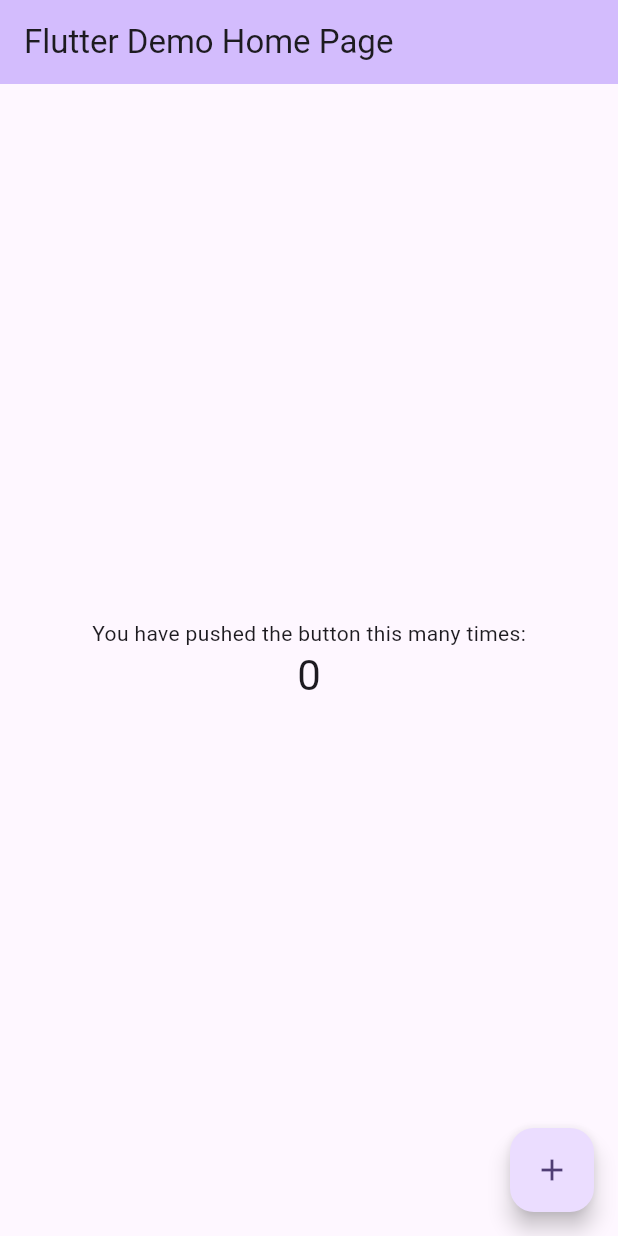
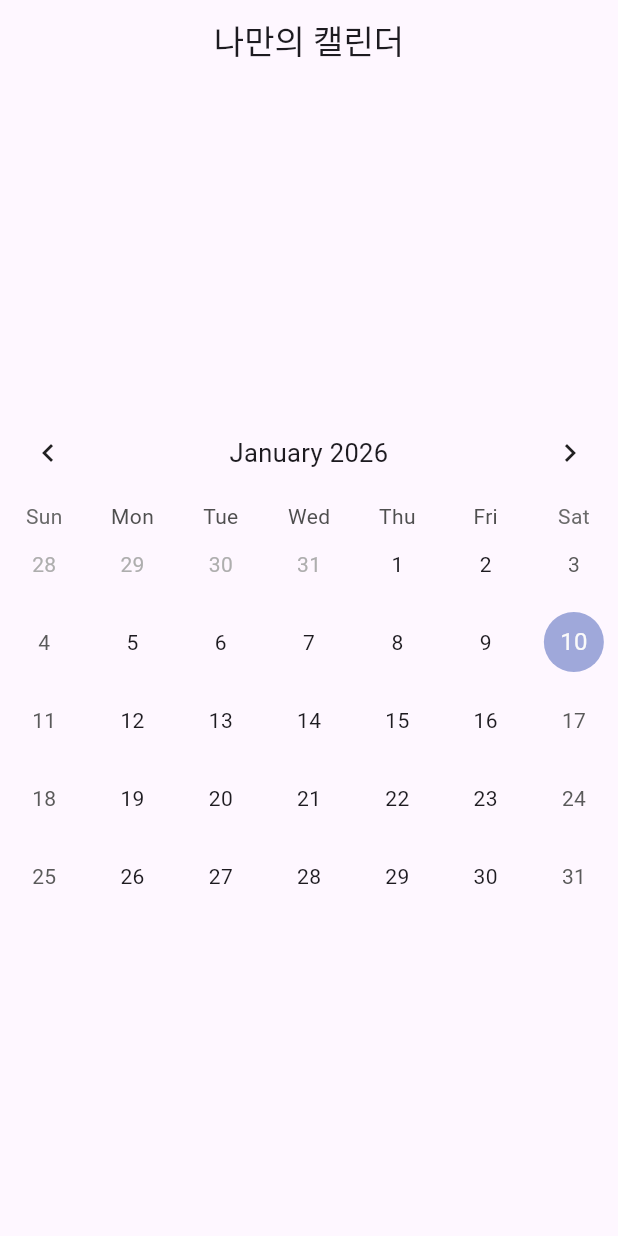
Before and after one commit to t-fox688/calendar-project, a Flutter app: the screen it shows after launch, on a phone screen of 412 x 824 dp. Run offline on Flutter 3.47's test engine with Material 3 defaults, Android fonts, the light colour scheme and no system bars; drawn by our look-alikes of table_calendar.

Commit message:
feat: 기본 달력 UI 라이브러리 적용

```diff
--- a/lib/main.dart
+++ b/lib/main.dart
@@ -1,4 +1,5 @@
 import 'package:flutter/material.dart';
+import 'package:table_calendar/table_calendar.dart';
 
 void main() {
   runApp(const MyApp());
@@ -7,115 +8,54 @@ void main() {
 class MyApp extends StatelessWidget {
   const MyApp({super.key});
 
-  // This widget is the root of your application.
   @override
   Widget build(BuildContext context) {
     return MaterialApp(
-      title: 'Flutter Demo',
+      title: 'Calendar App',
       theme: ThemeData(
-        // This is the theme of your application.
-        //
-        // TRY THIS: Try running your application with "flutter run". You'll see
-        // the application has a purple toolbar. Then, without quitting the app,
-        // try changing the seedColor in the colorScheme below to Colors.green
-        // and then invoke "hot reload" (save your changes or press the "hot
-        // reload" button in a Flutter-supported IDE, or press "r" if you used
-        // the command line to start the app).
-        //
-        // Notice that the counter didn't reset back to zero; the application
-        // state is not lost during the reload. To reset the state, use hot
-        // restart instead.
-        //
-        // This works for code too, not just values: Most code changes can be
-        // tested with just a hot reload.
-        colorScheme: .fromSeed(seedColor: Colors.deepPurple),
+        colorScheme: ColorScheme.fromSeed(seedColor: Colors.deepPurple),
+        useMaterial3: true,
       ),
-      home: const MyHomePage(title: 'Flutter Demo Home Page'),
+      home: const CalendarScreen(),
     );
   }
 }
 
-class MyHomePage extends StatefulWidget {
-  const MyHomePage({super.key, required this.title});
-
-  // This widget is the home page of your application. It is stateful, meaning
-  // that it has a State object (defined below) that contains fields that affect
-  // how it looks.
-
-  // This class is the configuration for the state. It holds the values (in this
-  // case the title) provided by the parent (in this case the App widget) and
-  // used by the build method of the State. Fields in a Widget subclass are
-  // always marked "final".
-
-  final String title;
+class CalendarScreen extends StatefulWidget {
+  const CalendarScreen({super.key});
 
   @override
-  State<MyHomePage> createState() => _MyHomePageState();
+  State<CalendarScreen> createState() => _CalendarScreenState();
 }
 
-class _MyHomePageState extends State<MyHomePage> {
-  int _counter = 0;
-
-  void _incrementCounter() {
-    setState(() {
-      // This call to setState tells the Flutter framework that something has
-      // changed in this State, which causes it to rerun the build method below
-      // so that the display can reflect the updated values. If we changed
-      // _counter without calling setState(), then the build method would not be
-      // called again, and so nothing would appear to happen.
-      _counter++;
-    });
-  }
+class _CalendarScreenState extends State<CalendarScreen> {
+  // 달력에서 선택된 날짜를 저장할 변수 (지금은 안 쓰지만 선언만 해둠)
+  DateTime _focusedDay = DateTime.now();
+  DateTime? _selectedDay;
 
   @override
   Widget build(BuildContext context) {
-    // This method is rerun every time setState is called, for instance as done
-    // by the _incrementCounter method above.
-    //
-    // The Flutter framework has been optimized to make rerunning build methods
-    // fast, so that you can just rebuild anything that needs updating rather
-    // than having to individually change instances of widgets.
     return Scaffold(
       appBar: AppBar(
-        // TRY THIS: Try changing the color here to a specific color (to
-        // Colors.amber, perhaps?) and trigger a hot reload to see the AppBar
-        // change color while the other colors stay the same.
-        backgroundColor: Theme.of(context).colorScheme.inversePrimary,
-        // Here we take the value from the MyHomePage object that was created by
-        // the App.build method, and use it to set our appbar title.
-        title: Text(widget.title),
+        title: const Text('나만의 캘린더'),
+        centerTitle: true,
+        elevation: 0.0,
       ),
       body: Center(
-        // Center is a layout widget. It takes a single child and positions it
-        // in the middle of the parent.
-        child: Column(
-          // Column is also a layout widget. It takes a list of children and
-          // arranges them vertically. By default, it sizes itself to fit its
-          // children horizontally, and tries to be as tall as its parent.
-          //
-          // Column has various properties to control how it sizes itself and
-          // how it positions its children. Here we use mainAxisAlignment to
-          // center the children vertically; the main axis here is the vertical
-          // axis because Columns are vertical (the cross axis would be
-          // horizontal).
-          //
-          // TRY THIS: Invoke "debug painting" (choose the "Toggle Debug Paint"
-          // action in the IDE, or press "p" in the console), to see the
-          // wireframe for each widget.
-          mainAxisAlignment: .center,
-          children: [
-            const Text('You have pushed the button this many times:'),
-            Text(
-              '$_counter',
-              style: Theme.of(context).textTheme.headlineMedium,
-            ),
-          ],
+        child: TableCalendar(
+          // 1. 달력의 시작과 끝 날짜 설정
+          firstDay: DateTime.utc(2020, 1, 1),
+          lastDay: DateTime.utc(2030, 12, 31),
+
+          // 2. 현재 포커스된 날짜 (오늘 날짜)
+          focusedDay: _focusedDay,
+
+          // 3. 달력 스타일 꾸미기 (선택 사항)
+          headerStyle: const HeaderStyle(
+            formatButtonVisible: false, // 2주 보기/1주 보기 버튼 숨기기
+            titleCentered: true,        // 달력 제목 중앙 정렬
+          ),
         ),
-      ),
-      floatingActionButton: FloatingActionButton(
-        onPressed: _incrementCounter,
-        tooltip: 'Increment',
-        child: const Icon(Icons.add),
       ),
     );
   }
--- a/pubspec.yaml
+++ b/pubspec.yaml
@@ -34,6 +34,8 @@ dependencies:
   # The following adds the Cupertino Icons font to your application.
   # Use with the CupertinoIcons class for iOS style icons.
   cupertino_icons: ^1.0.8
+  table_calendar: ^3.2.0
+  intl: ^0.20.2
 
 dev_dependencies:
   flutter_test:
```
